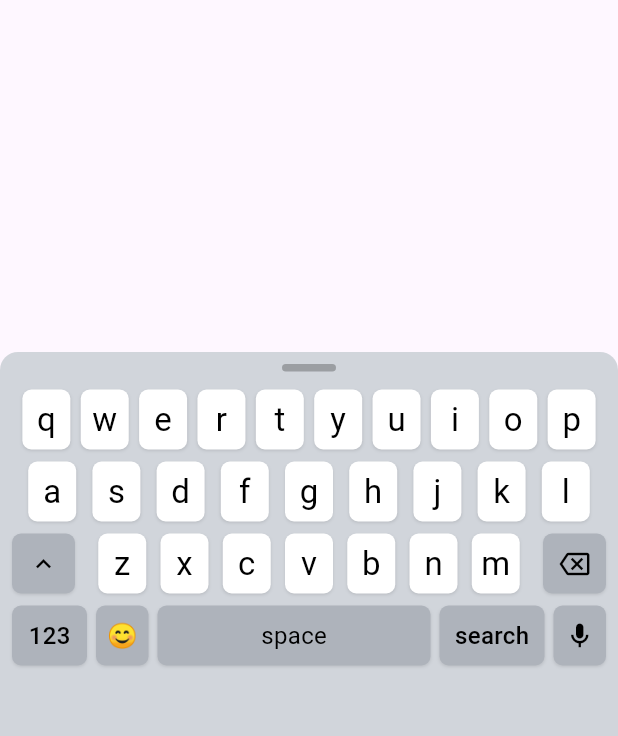
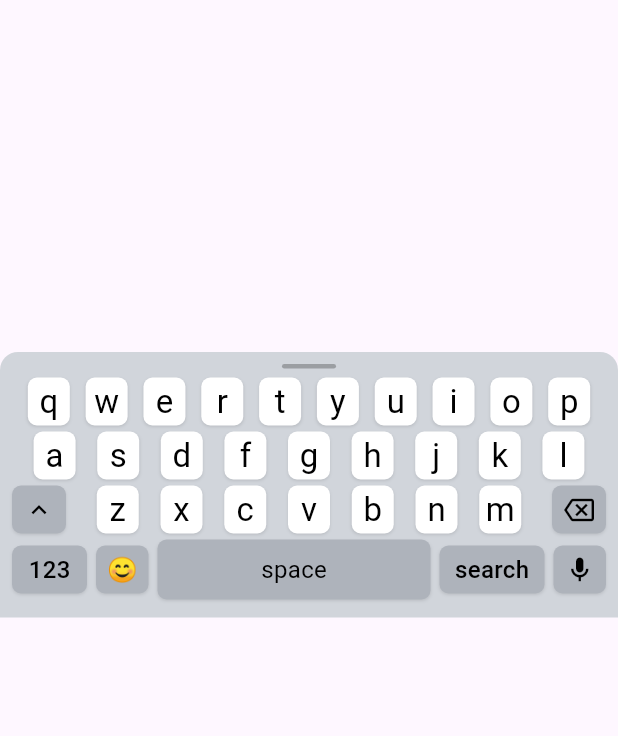
Before and after one commit to danhtrinhdevelopermay/Keyboard, a Flutter app: the screen it shows after launch, on a phone screen of 412 x 824 dp, the part 500-1236 px from its top. Run offline on Flutter 3.47's test engine with Material 3 defaults, Android fonts, the phone set to English and light mode, and no system bars.

Commit message:
Adjust keyboard layout to prevent display overflow and improve appearance
Update the `IOSKeyboard` widget in `lib/ios_keyboard.dart` to fix an overflow issue reported by the smoke test. Changes include reducing the size of individual keys and the drag indicator, and decreasing the spacing between key rows to ensure the keyboard fits within the available screen space without rendering errors.

Replit-Commit-Author: Agent
Replit-Commit-Session-Id: 9155298c-ba27-493d-9ee7-2221bb29fd0a
Replit-Commit-Checkpoint-Type: full_checkpoint
Replit-Commit-Screenshot-Url: https://storage.googleapis.com/screenshot-production-us-central1/edf87f4f-180b-4ae4-bdb3-99d386b33555/9155298c-ba27-493d-9ee7-2221bb29fd0a/kdFyIzw

```diff
--- a/lib/ios_keyboard.dart
+++ b/lib/ios_keyboard.dart
@@ -69,33 +69,34 @@ class _IOSKeyboardState extends State<IOSKeyboard> {
       child: Padding(
         padding: const EdgeInsets.all(8.0),
         child: Column(
+          mainAxisSize: MainAxisSize.min,
           children: [
             // Drag indicator
             Container(
               width: 36,
-              height: 5,
+              height: 3,
               decoration: BoxDecoration(
                 color: Colors.black26,
-                borderRadius: BorderRadius.circular(2.5),
+                borderRadius: BorderRadius.circular(1.5),
               ),
             ),
-            const SizedBox(height: 12),
+            const SizedBox(height: 6),
 
             // Row 1
             _buildKeyRow(isNumberMode ? numberRow : row1),
-            const SizedBox(height: 8),
+            const SizedBox(height: 4),
 
             // Row 2
             _buildKeyRow(row2),
-            const SizedBox(height: 8),
+            const SizedBox(height: 4),
 
             // Row 3 with shift and backspace
             _buildThirdRow(),
-            const SizedBox(height: 8),
+            const SizedBox(height: 4),
 
             // Bottom row with 123, space, search
             _buildBottomRow(),
-            const SizedBox(height: 8),
+            const SizedBox(height: 4),
           ],
         ),
       ),
@@ -227,8 +228,8 @@ class _IOSKeyboardState extends State<IOSKeyboard> {
     return GestureDetector(
       onTap: () => _onKeyTap(key),
       child: Container(
-        width: 32,
-        height: 40,
+        width: 28,
+        height: 32,
         decoration: BoxDecoration(
           color: Colors.white,
           borderRadius: BorderRadius.circular(6),
@@ -264,8 +265,8 @@ class _IOSKeyboardState extends State<IOSKeyboard> {
     return GestureDetector(
       onTap: () => _onKeyTap(key),
       child: Container(
-        width: width ?? 42,
-        height: height ?? 40,
+        width: width ?? 36,
+        height: height ?? 32,
         decoration: BoxDecoration(
           color: isPressed ? Colors.black : const Color(0xFFAEB3BB),
           borderRadius: BorderRadius.circular(6),
```
Also changed, not shown: attached_assets/Pasted-iOS-Keyboard-app-smoke-test-failed-EXCEPTION-CAUGHT-BY-RENDERING-LIBRARY--1755335413894_1755335413897.txt (added, +32 -0 lines).
